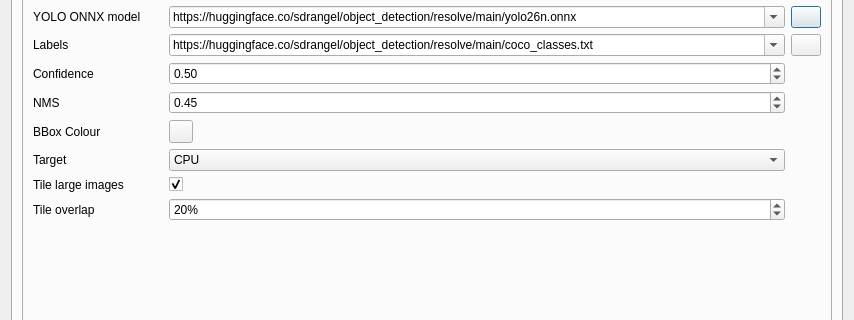
srcejon/sdrangel, file plugins/feature/camera/camerasettingsdialog.ui: the form before one commit; both pictures show x 0 to 854 and y 482 to 802 of the 854 by 969 pixel window.
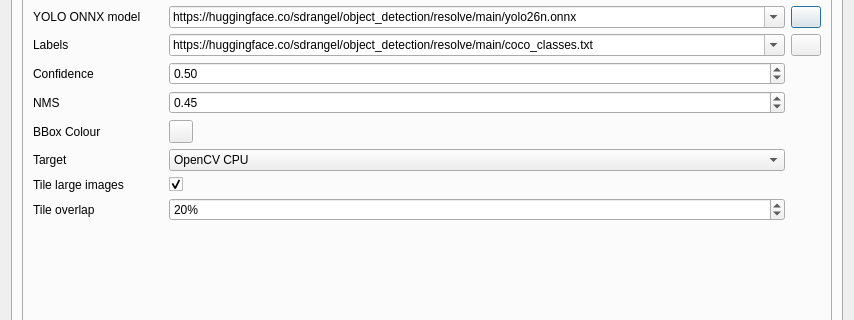
The form after the commit. The open tabs and pages were chosen to show the change. Icons and pictures are not drawn. Custom widgets are drawn as their Qt base class.

What changed in the file:
```diff
--- a/plugins/feature/camera/camerasettingsdialog.ui
+++ b/plugins/feature/camera/camerasettingsdialog.ui
@@ -4251,7 +4251,7 @@
              </property>
              <item>
               <property name="text">
-               <string>CPU</string>
+               <string>OpenCV CPU</string>
               </property>
              </item>
              <item>
```
Left out of the diff: 14 changed lines with no effect on the pictures.
